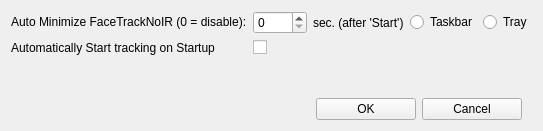
First picture: the form in FaceTrackNoIR/FTNoIR_Preferences.ui, repository aavendan/facetracknoir, before the edit.
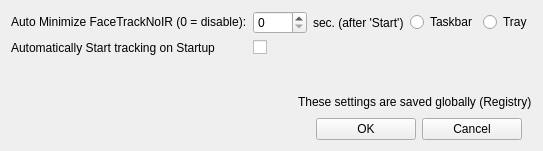
Second picture: the form after the edit. Icons and pictures are not drawn.

```diff
--- a/FaceTrackNoIR/FTNoIR_Preferences.ui
+++ b/FaceTrackNoIR/FTNoIR_Preferences.ui
@@ -7,7 +7,7 @@
     <x>0</x>
     <y>0</y>
     <width>485</width>
-    <height>131</height>
+    <height>151</height>
    </rect>
   </property>
   <property name="windowTitle">
@@ -105,6 +105,39 @@
      </property>
     </spacer>
    </item>
+   <item>
+    <layout class="QHBoxLayout" name="horizontalLayout_3">
+     <item>
+      <spacer name="horizontalSpacer_3">
+       <property name="orientation">
+        <enum>Qt::Horizontal</enum>
+       </property>
+       <property name="sizeHint" stdset="0">
+        <size>
+         <width>40</width>
+         <height>20</height>
+        </size>
+       </property>
+      </spacer>
+     </item>
+     <item>
+      <widget class="QLabel" name="textLabel2_2">
+       <property name="sizePolicy">
+        <sizepolicy hsizetype="Minimum" vsizetype="Fixed">
+         <horstretch>0</horstretch>
+         <verstretch>0</verstretch>
+        </sizepolicy>
+       </property>
+       <property name="text">
+        <string>These settings are saved globally (Registry)</string>
+       </property>
+       <property name="wordWrap">
+        <bool>false</bool>
+       </property>
+      </widget>
+     </item>
+    </layout>
+   </item>
    <item>
     <layout class="QHBoxLayout" name="horizontalLayout">
      <item>
```
